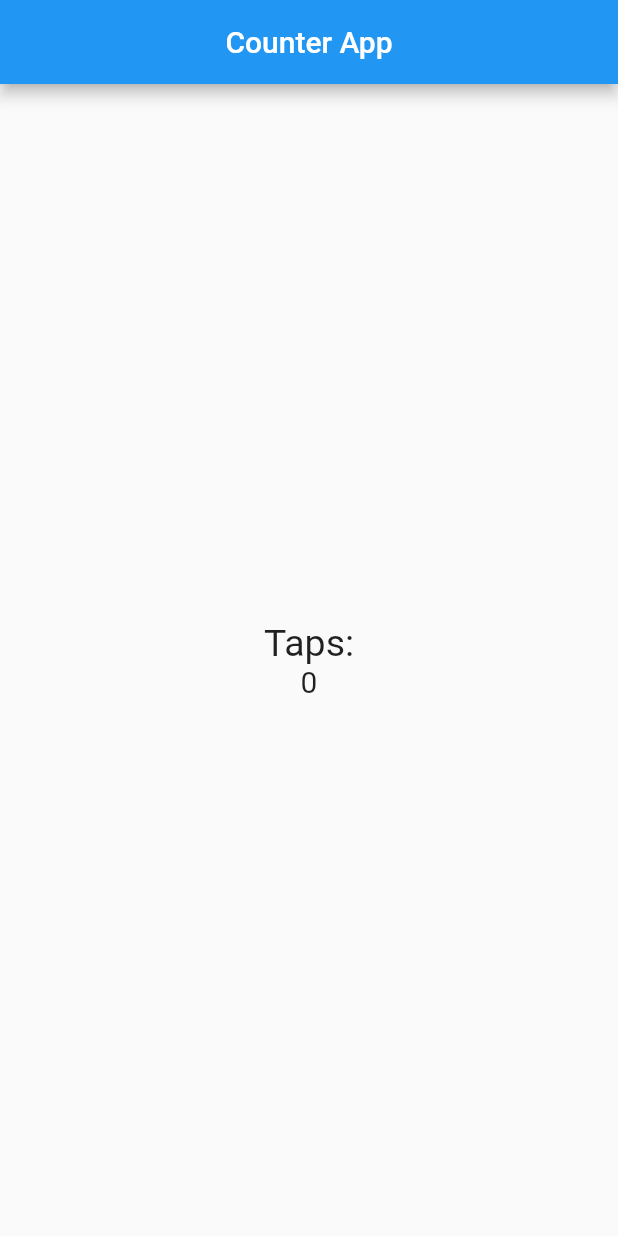
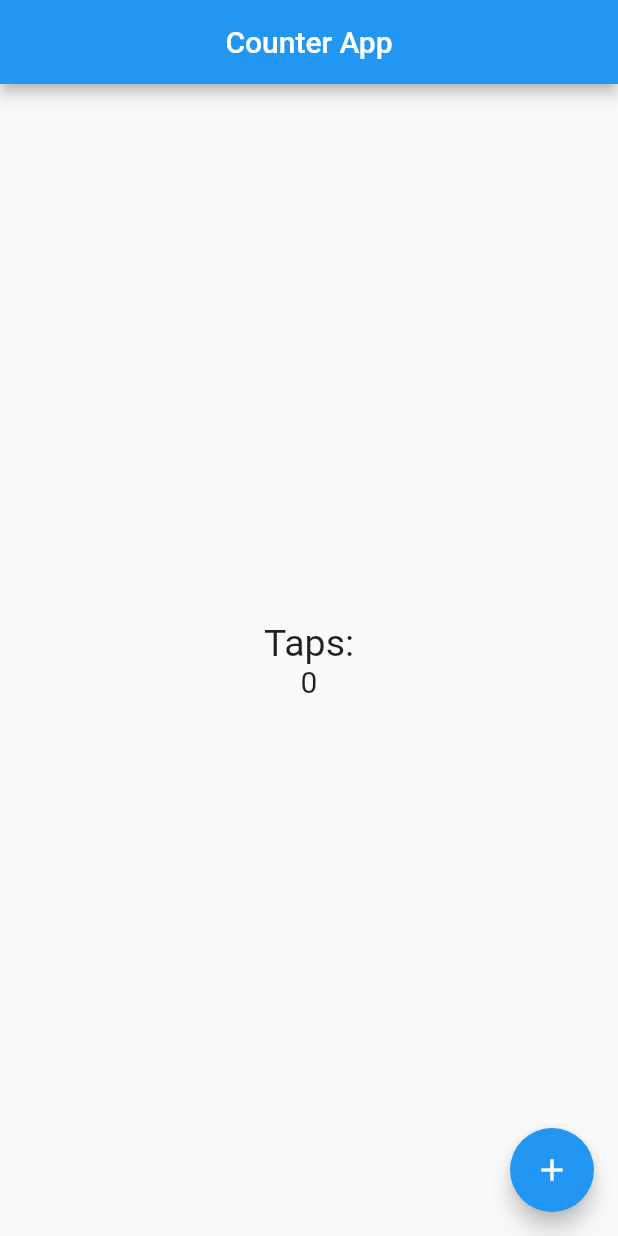
Before and after one commit to sergirusi/Flutter-Udemy, a Flutter app: the screen it shows after launch, on a phone screen of 412 x 824 dp. Run offline on Flutter 3.47's test engine with Material 2 defaults, Android fonts, the phone set to English and light mode, and no system bars.

Commit message:
(feat): Added floatingActionButton.

```diff
--- a/counter/lib/src/pages/home_page.dart
+++ b/counter/lib/src/pages/home_page.dart
@@ -1,16 +1,11 @@
 import 'package:flutter/material.dart';
 
 class HomePage extends StatelessWidget {
-
   int counter = 0;
 
-  final tabsTextStyle = new TextStyle(
-    fontSize: 25.0
-  );
+  final tabsTextStyle = new TextStyle(fontSize: 25.0);
 
-  final counterTextStyle = new TextStyle(
-    fontSize: 20.0
-  );
+  final counterTextStyle = new TextStyle(fontSize: 20.0);
 
   @override
   Widget build(BuildContext context) {
@@ -32,6 +27,8 @@ class HomePage extends StatelessWidget {
             )
           ],
           mainAxisAlignment: MainAxisAlignment.center,
-        )));
+        )),
+        floatingActionButton: FloatingActionButton(onPressed: () => this.counter++, child: Icon(Icons.add),),);
   }
+
 }
```
